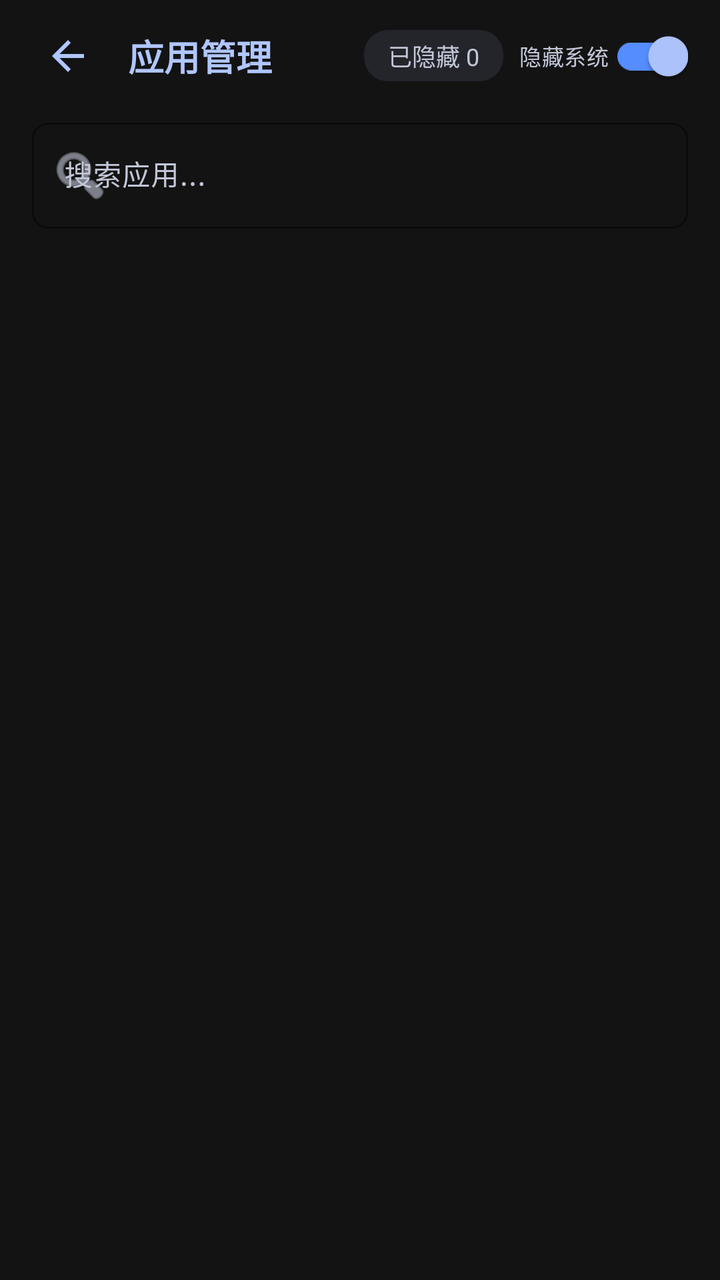
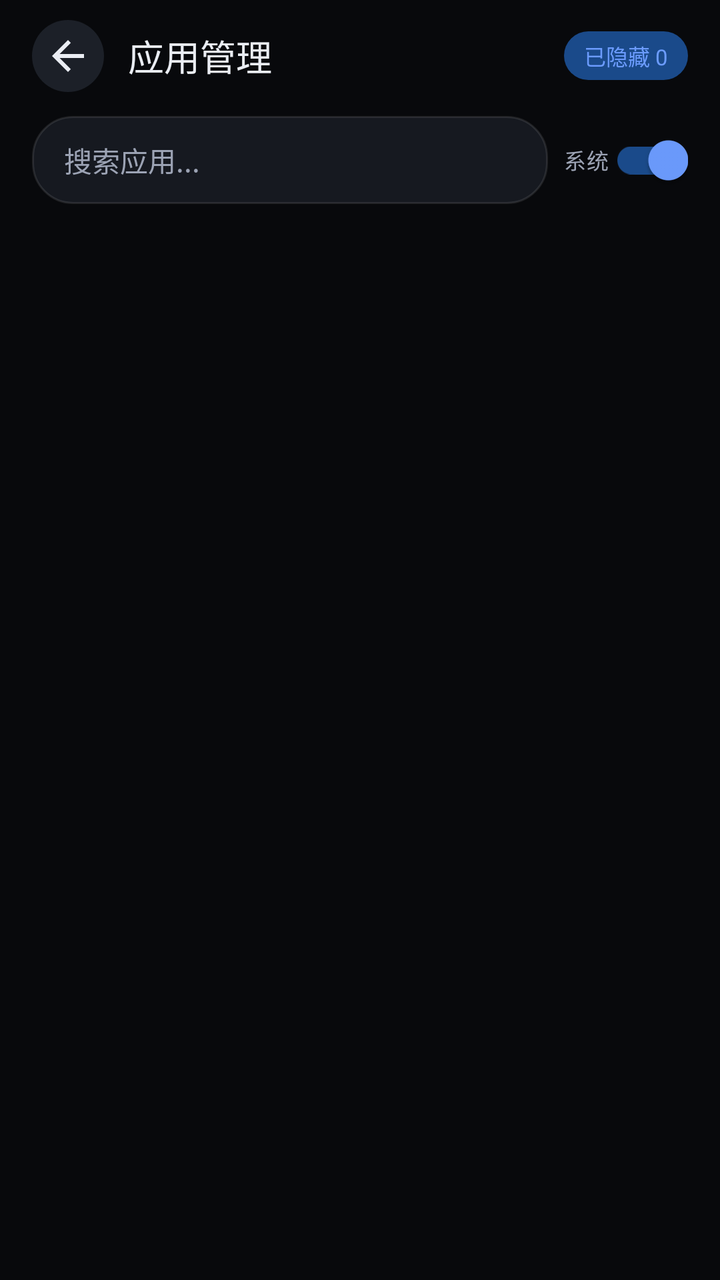

Screens rendered from an Android XML layout before and after an edit, with the pre-edit source and the edit as a unified diff.
<!-- AndroidManifest.xml: application theme Theme.HideRecents -->
<!-- res/layout/activity_app_manage.xml -->
<?xml version="1.0" encoding="utf-8"?>
<LinearLayout xmlns:android="http://schemas.android.com/apk/res/android"
    xmlns:app="http://schemas.android.com/apk/res-auto"
    android:layout_width="match_parent"
    android:layout_height="match_parent"
    android:orientation="vertical"
    android:background="@color/background">

    
    <LinearLayout
        android:layout_width="match_parent"
        android:layout_height="56dp"
        android:orientation="horizontal"
        android:gravity="center_vertical"
        android:paddingHorizontal="16dp">

        <ImageView
            android:id="@+id/btnBack"
            android:layout_width="36dp"
            android:layout_height="36dp"
            android:src="@drawable/ic_back"
            android:contentDescription="back"
            android:padding="6dp"
            app:tint="@color/primary" />

        <TextView
            android:layout_width="0dp"
            android:layout_height="wrap_content"
            android:layout_weight="1"
            android:text="应用管理"
            android:textSize="18sp"
            android:textColor="@color/primary"
            android:textStyle="bold"
            android:layout_marginStart="12dp" />

        <TextView
            android:id="@+id/tvHiddenCount"
            android:layout_width="wrap_content"
            android:layout_height="wrap_content"
            android:text="已隐藏 0"
            android:textSize="12sp"
            android:textColor="@color/on_surface_variant"
            android:background="@drawable/bg_status_chip"
            android:paddingHorizontal="12dp"
            android:paddingVertical="4dp"
            android:layout_marginEnd="8dp" />

        <com.google.android.material.switchmaterial.SwitchMaterial
            android:id="@+id/switchHideSystem"
            android:layout_width="wrap_content"
            android:layout_height="wrap_content"
            android:text="隐藏系统"
            android:textSize="11sp"
            android:textColor="@color/on_surface_variant"
            android:checked="true" />
    </LinearLayout>

    
    <com.google.android.material.textfield.TextInputLayout
        android:id="@+id/searchLayout"
        android:layout_width="match_parent"
        android:layout_height="wrap_content"
        android:paddingHorizontal="16dp"
        android:paddingBottom="8dp"
        app:boxBackgroundMode="outline"
        app:boxCornerRadiusTopStart="8dp"
        app:boxCornerRadiusTopEnd="8dp"
        app:boxCornerRadiusBottomStart="8dp"
        app:boxCornerRadiusBottomEnd="8dp"
        app:boxStrokeColor="@color/outline_variant"
        app:startIconDrawable="@android:drawable/ic_menu_search">

        <com.google.android.material.textfield.TextInputEditText
            android:id="@+id/etSearch"
            android:layout_width="match_parent"
            android:layout_height="wrap_content"
            android:hint="搜索应用..."
            android:textSize="14sp"
            android:inputType="text" />
    </com.google.android.material.textfield.TextInputLayout>

    
    <androidx.recyclerview.widget.RecyclerView
        android:id="@+id/recyclerView"
        android:layout_width="match_parent"
        android:layout_height="match_parent"
        android:clipToPadding="false"
        android:paddingBottom="16dp" />
</LinearLayout>
<!-- resources referenced by this layout -->
<resources>
  <color name="background">#FF131313</color>
  <color name="on_surface_variant">#FFC2C6D7</color>
  <color name="outline_variant">#FF424655</color>
  <color name="primary">#FFB0C6FF</color>
  <!-- drawable bg_status_chip (drawable) -->
  <?xml version="1.0" encoding="utf-8"?>
  <shape xmlns:android="http://schemas.android.com/apk/res/android">
      <solid android:color="#1AB0C6FF" />
      <corners android:radius="12dp" />
  </shape>
  <!-- drawable ic_back (drawable) -->
  <vector xmlns:android="http://schemas.android.com/apk/res/android"
      android:width="24dp"
      android:height="24dp"
      android:viewportWidth="24"
      android:viewportHeight="24"
      android:tint="?attr/colorControlNormal">
      <path
          android:fillColor="@android:color/white"
          android:pathData="M20,11H7.83l5.59,-5.59L12,4l-8,8 8,8 1.41,-1.41L7.83,13H20v-2z"/>
  </vector>
  <style name="Theme.HideRecents" parent="Theme.Material3.Dark.NoActionBar">
          <item name="colorPrimary">@color/primary</item>
          <item name="colorOnPrimary">@color/on_primary</item>
          <item name="colorPrimaryContainer">@color/primary_container</item>
          <item name="colorOnPrimaryContainer">@color/on_surface</item>
          <item name="colorSecondary">@color/secondary</item>
          <item name="colorOnSecondary">@color/on_secondary</item>
          <item name="colorSecondaryContainer">@color/secondary_container</item>
          <item name="colorOnSecondaryContainer">@color/on_secondary_container</item>
          <item name="android:colorBackground">@color/background</item>
          <item name="colorOnBackground">@color/on_surface</item>
          <item name="colorSurface">@color/surface</item>
          <item name="colorOnSurface">@color/on_surface</item>
          <item name="colorSurfaceVariant">@color/surface_variant</item>
          <item name="colorOnSurfaceVariant">@color/on_surface_variant</item>
          <item name="colorError">@color/error</item>
          <item name="colorOnError">@color/on_error</item>
          <item name="android:statusBarColor">@color/background</item>
          <item name="android:navigationBarColor">@color/background</item>
          <item name="android:windowLightStatusBar">false</item>
      </style>
  <color name="on_primary">#FF002D6E</color>
  <color name="primary_container">#FF558DFF</color>
  <color name="on_surface">#FFE5E2E1</color>
  <color name="secondary">#FFBDF4FF</color>
  <color name="on_secondary">#FF00363D</color>
  <color name="secondary_container">#FF00E3FD</color>
  <color name="on_secondary_container">#FF00616D</color>
  <color name="surface">#FF131313</color>
  <color name="surface_variant">#FF353535</color>
  <color name="error">#FFFFB4AB</color>
  <color name="on_error">#FF690005</color>
</resources>

<!-- the commit's change to res/layout/activity_app_manage.xml (unified diff, before → after) -->
@@ -19,18 +19,18 @@
             android:layout_width="36dp"
             android:layout_height="36dp"
             android:src="@drawable/ic_back"
-            android:contentDescription="back"
             android:padding="6dp"
-            app:tint="@color/primary" />
+            android:background="@drawable/bg_icon_circle"
+            app:tint="@color/on_surface" />
 
         <TextView
             android:layout_width="0dp"
             android:layout_height="wrap_content"
             android:layout_weight="1"
-            android:text="应用管理"
+            android:text="@string/app_management"
             android:textSize="18sp"
-            android:textColor="@color/primary"
-            android:textStyle="bold"
+            android:textColor="@color/on_surface"
+            android:fontFamily="sans-serif-medium"
             android:layout_marginStart="12dp" />
 
         <TextView
@@ -38,52 +38,55 @@
             android:layout_width="wrap_content"
             android:layout_height="wrap_content"
             android:text="已隐藏 0"
-            android:textSize="12sp"
-            android:textColor="@color/on_surface_variant"
-            android:background="@drawable/bg_status_chip"
-            android:paddingHorizontal="12dp"
-            android:paddingVertical="4dp"
-            android:layout_marginEnd="8dp" />
+            android:textSize="11sp"
+            android:textColor="@color/primary"
+            android:background="@drawable/bg_pill_primary"
+            android:paddingHorizontal="10dp"
+            android:paddingVertical="4dp" />
+    </LinearLayout>
+
+    
+    <LinearLayout
+        android:layout_width="match_parent"
+        android:layout_height="wrap_content"
+        android:orientation="horizontal"
+        android:gravity="center_vertical"
+        android:paddingHorizontal="16dp"
+        android:layout_marginBottom="8dp">
+
+        <com.google.android.material.textfield.TextInputEditText
+            android:id="@+id/etSearch"
+            android:layout_width="0dp"
+            android:layout_height="44dp"
+            android:layout_weight="1"
+            android:hint="@string/search_hint"
+            android:textSize="14sp"
+            android:textColor="@color/on_surface"
+            android:textColorHint="@color/on_surface_variant"
+            android:background="@drawable/bg_glass_card"
+            android:paddingHorizontal="16dp"
+            android:singleLine="true"
+            android:imeOptions="actionSearch"
+            android:inputType="text" />
 
         <com.google.android.material.switchmaterial.SwitchMaterial
             android:id="@+id/switchHideSystem"
             android:layout_width="wrap_content"
             android:layout_height="wrap_content"
-            android:text="隐藏系统"
+            android:text="系统"
             android:textSize="11sp"
             android:textColor="@color/on_surface_variant"
+            android:layout_marginStart="8dp"
             android:checked="true" />
     </LinearLayout>
-
-    
-    <com.google.android.material.textfield.TextInputLayout
-        android:id="@+id/searchLayout"
-        android:layout_width="match_parent"
-        android:layout_height="wrap_content"
-        android:paddingHorizontal="16dp"
-        android:paddingBottom="8dp"
-        app:boxBackgroundMode="outline"
-        app:boxCornerRadiusTopStart="8dp"
-        app:boxCornerRadiusTopEnd="8dp"
-        app:boxCornerRadiusBottomStart="8dp"
-        app:boxCornerRadiusBottomEnd="8dp"
-        app:boxStrokeColor="@color/outline_variant"
-        app:startIconDrawable="@android:drawable/ic_menu_search">
-
-        <com.google.android.material.textfield.TextInputEditText
-            android:id="@+id/etSearch"
-            android:layout_width="match_parent"
-            android:layout_height="wrap_content"
-            android:hint="搜索应用..."
-            android:textSize="14sp"
-            android:inputType="text" />
-    </com.google.android.material.textfield.TextInputLayout>
 
     
     <androidx.recyclerview.widget.RecyclerView
         android:id="@+id/recyclerView"
         android:layout_width="match_parent"
-        android:layout_height="match_parent"
+        android:layout_height="0dp"
+        android:layout_weight="1"
         android:clipToPadding="false"
-        android:paddingBottom="16dp" />
+        android:paddingHorizontal="12dp"
+        android:paddingBottom="24dp" />
 </LinearLayout>
<!-- resource entries referenced after the edit -->
@@ -1,14 +1,38 @@
 <!-- resources referenced by this layout -->
 <resources>
-  <color name="background">#FF131313</color>
-  <color name="on_surface_variant">#FFC2C6D7</color>
-  <color name="outline_variant">#FF424655</color>
-  <color name="primary">#FFB0C6FF</color>
-  <!-- drawable bg_status_chip (drawable) -->
+  <color name="background">#FF08090C</color>
+  <color name="on_surface_variant">#FF9CA3B4</color>
+  <color name="primary">#FF6C9CFF</color>
+  <!-- drawable bg_glass_card (drawable) -->
   <?xml version="1.0" encoding="utf-8"?>
-  <shape xmlns:android="http://schemas.android.com/apk/res/android">
-      <solid android:color="#1AB0C6FF" />
-      <corners android:radius="12dp" />
+  <shape xmlns:android="http://schemas.android.com/apk/res/android"
+      android:shape="rectangle">
+      <solid android:color="@color/surface_container" />
+      <corners android:radius="20dp" />
+      <stroke
+          android:width="1dp"
+          android:color="@color/glass_border" />
+  </shape>
+  <!-- drawable bg_icon_circle (drawable) -->
+  <?xml version="1.0" encoding="utf-8"?>
+  <shape xmlns:android="http://schemas.android.com/apk/res/android"
+      android:shape="oval">
+      <solid android:color="@color/surface_container_high" />
+      <size
+          android:width="40dp"
+          android:height="40dp" />
+  </shape>
+  <!-- drawable bg_pill_primary (drawable) -->
+  <?xml version="1.0" encoding="utf-8"?>
+  <shape xmlns:android="http://schemas.android.com/apk/res/android"
+      android:shape="rectangle">
+      <solid android:color="@color/primary_container" />
+      <corners android:radius="100dp" />
+      <padding
+          android:left="12dp"
+          android:top="4dp"
+          android:right="12dp"
+          android:bottom="4dp" />
   </shape>
   <!-- drawable ic_back (drawable) -->
   <vector xmlns:android="http://schemas.android.com/apk/res/android"
@@ -21,11 +45,13 @@
           android:fillColor="@android:color/white"
           android:pathData="M20,11H7.83l5.59,-5.59L12,4l-8,8 8,8 1.41,-1.41L7.83,13H20v-2z"/>
   </vector>
+  <string name="app_management">应用管理</string>
+  <string name="search_hint">搜索应用...</string>
   <style name="Theme.HideRecents" parent="Theme.Material3.Dark.NoActionBar">
           <item name="colorPrimary">@color/primary</item>
           <item name="colorOnPrimary">@color/on_primary</item>
           <item name="colorPrimaryContainer">@color/primary_container</item>
-          <item name="colorOnPrimaryContainer">@color/on_surface</item>
+          <item name="colorOnPrimaryContainer">@color/on_primary_container</item>
           <item name="colorSecondary">@color/secondary</item>
           <item name="colorOnSecondary">@color/on_secondary</item>
           <item name="colorSecondaryContainer">@color/secondary_container</item>
@@ -42,16 +68,20 @@
           <item name="android:navigationBarColor">@color/background</item>
           <item name="android:windowLightStatusBar">false</item>
       </style>
-  <color name="on_primary">#FF002D6E</color>
-  <color name="primary_container">#FF558DFF</color>
-  <color name="on_surface">#FFE5E2E1</color>
-  <color name="secondary">#FFBDF4FF</color>
-  <color name="on_secondary">#FF00363D</color>
-  <color name="secondary_container">#FF00E3FD</color>
-  <color name="on_secondary_container">#FF00616D</color>
-  <color name="surface">#FF131313</color>
-  <color name="surface_variant">#FF353535</color>
-  <color name="error">#FFFFB4AB</color>
+  <color name="surface_container">#FF161920</color>
+  <color name="glass_border">#1AFFFFFF</color>
+  <color name="surface_container_high">#FF1C2028</color>
+  <color name="on_primary">#FF002E6B</color>
+  <color name="on_primary_container">#FFA8CBFF</color>
+  <color name="primary_container">#FF1A4A8A</color>
+  <color name="on_surface">#FFEAEDF3</color>
+  <color name="secondary">#FF4DD8D0</color>
+  <color name="on_secondary">#FF003735</color>
+  <color name="secondary_container">#FF1A4F4C</color>
+  <color name="on_secondary_container">#FF7FF5EC</color>
+  <color name="surface">#FF08090C</color>
+  <color name="surface_variant">#FF242830</color>
+  <color name="error">#FFFF6B6B</color>
   <color name="on_error">#FF690005</color>
 </resources>
 
